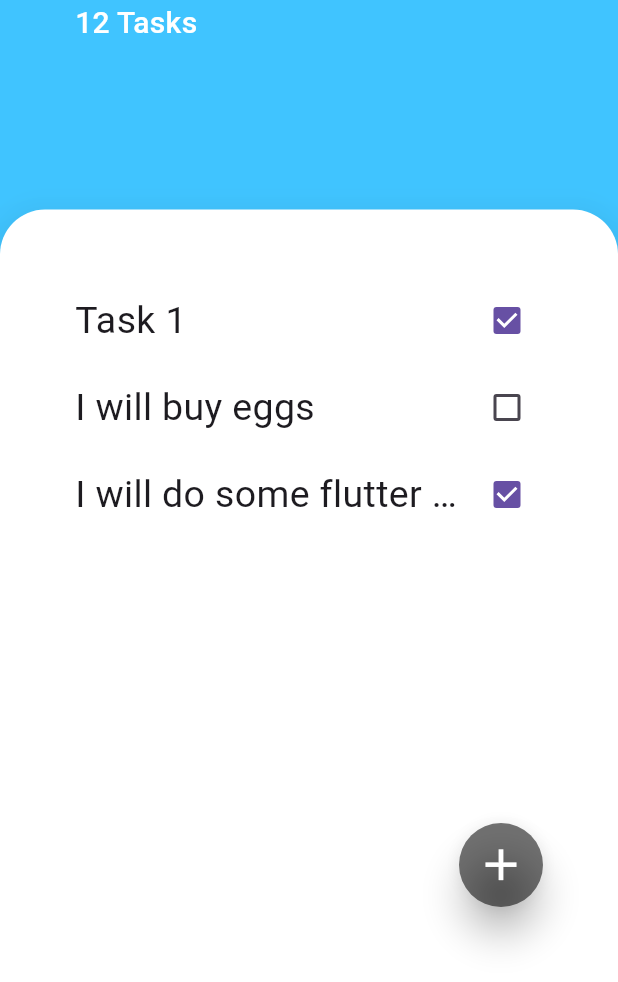
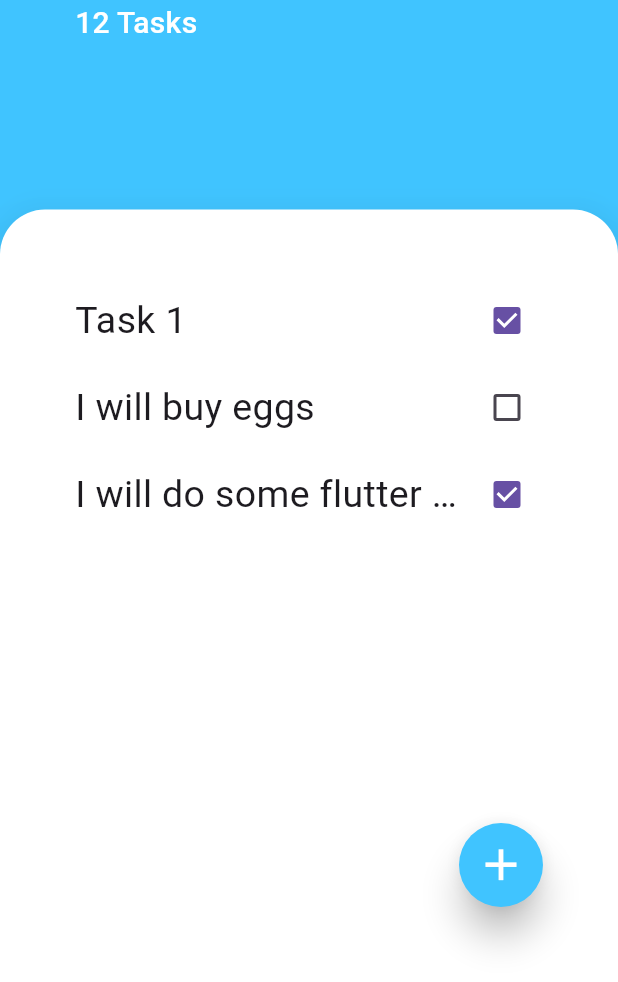
Before and after one commit to Zedestar/flutter_todo_app, a Flutter app: the screen it shows after launch, on a phone screen of 412 x 824 dp, the part 254-1236 px from its top. Run offline on Flutter 3.47's test engine with Material 3 defaults, Android fonts, the phone set to English and light mode, and no system bars.

```diff
--- a/lib/screen/tasks_screen.dart
+++ b/lib/screen/tasks_screen.dart
@@ -127,7 +127,7 @@ class _TasksScreenState extends State<TasksScreen> {
                             MyCustomizedButton(
                               buttonIcon: Icons.add,
                               whenPressed: () {},
-                              backgroundColor: Colors.black54,
+                              backgroundColor: Colors.lightBlueAccent,
                               iconColor: Colors.white,
                             )
                           ],
```
